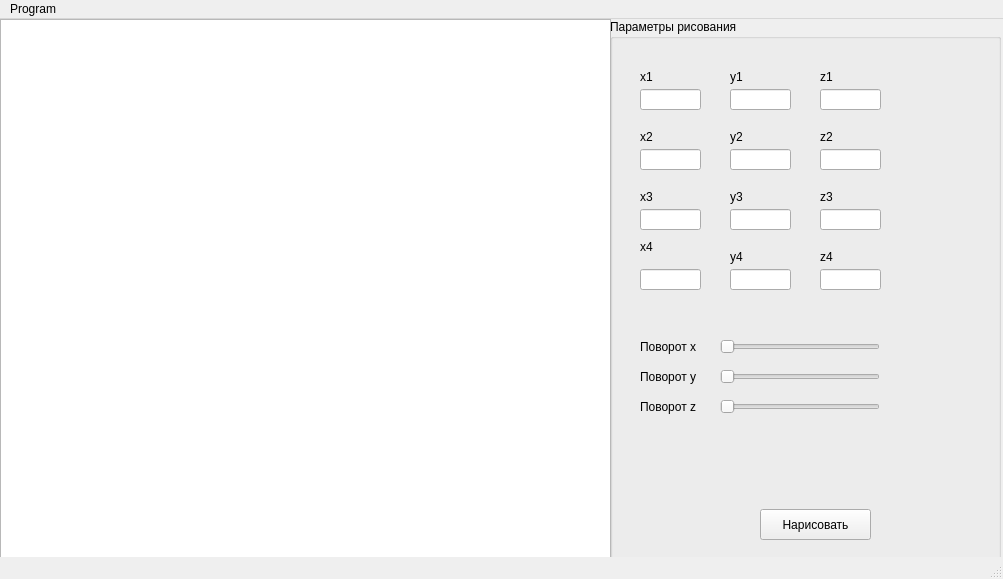
Old version of the form Sem4_3D_Simple/Sem4_3D_Simple/mainwindow.ui in the repository curedjuju/4th_computer_graphics.
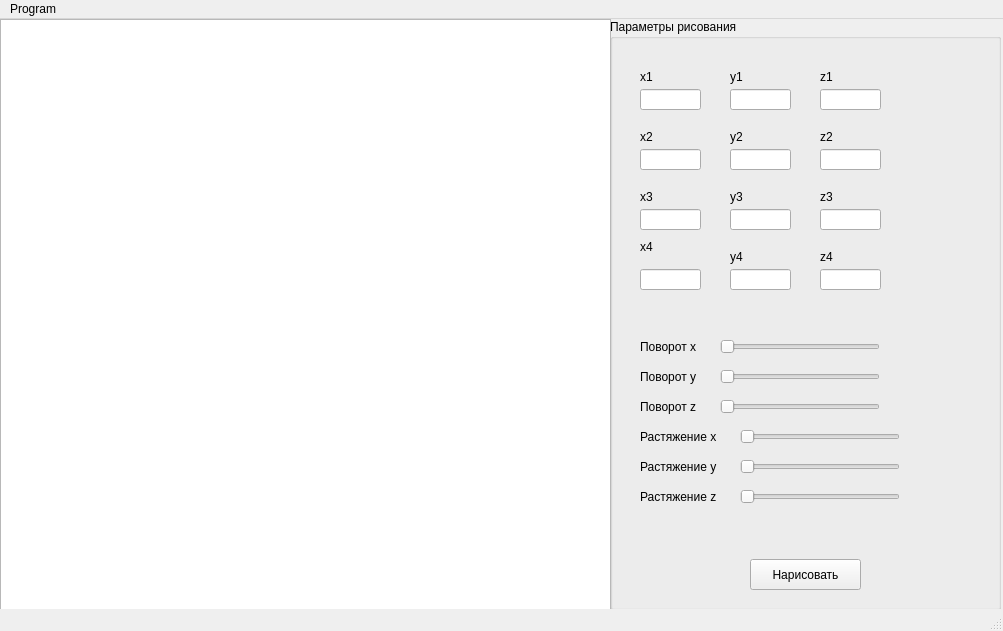
New version of the form.

```diff
--- a/Sem4_3D_Simple/Sem4_3D_Simple/mainwindow.ui
+++ b/Sem4_3D_Simple/Sem4_3D_Simple/mainwindow.ui
@@ -7,7 +7,7 @@
     <x>0</x>
     <y>0</y>
     <width>1003</width>
-    <height>579</height>
+    <height>631</height>
    </rect>
   </property>
   <property name="windowTitle">
@@ -20,7 +20,7 @@
       <x>0</x>
       <y>0</y>
       <width>611</width>
-      <height>561</height>
+      <height>591</height>
      </rect>
     </property>
    </widget>
@@ -30,7 +30,7 @@
       <x>610</x>
       <y>0</y>
       <width>391</width>
-      <height>551</height>
+      <height>591</height>
      </rect>
     </property>
     <property name="title">
@@ -39,8 +39,8 @@
     <widget class="QPushButton" name="paintBtn">
      <property name="geometry">
       <rect>
-       <x>150</x>
-       <y>490</y>
+       <x>140</x>
+       <y>540</y>
        <width>111</width>
        <height>31</height>
       </rect>
@@ -406,6 +406,102 @@
       <enum>Qt::Horizontal</enum>
      </property>
     </widget>
+    <widget class="QLabel" name="label_16">
+     <property name="geometry">
+      <rect>
+       <x>30</x>
+       <y>410</y>
+       <width>91</width>
+       <height>16</height>
+      </rect>
+     </property>
+     <property name="text">
+      <string>Растяжение x</string>
+     </property>
+    </widget>
+    <widget class="QSlider" name="scaleX">
+     <property name="geometry">
+      <rect>
+       <x>130</x>
+       <y>410</y>
+       <width>160</width>
+       <height>16</height>
+      </rect>
+     </property>
+     <property name="minimum">
+      <number>1</number>
+     </property>
+     <property name="maximum">
+      <number>100</number>
+     </property>
+     <property name="orientation">
+      <enum>Qt::Horizontal</enum>
+     </property>
+    </widget>
+    <widget class="QLabel" name="label_17">
+     <property name="geometry">
+      <rect>
+       <x>30</x>
+       <y>440</y>
+       <width>91</width>
+       <height>16</height>
+      </rect>
+     </property>
+     <property name="text">
+      <string>Растяжение y</string>
+     </property>
+    </widget>
+    <widget class="QSlider" name="scaleY">
+     <property name="geometry">
+      <rect>
+       <x>130</x>
+       <y>440</y>
+       <width>160</width>
+       <height>16</height>
+      </rect>
+     </property>
+     <property name="minimum">
+      <number>1</number>
+     </property>
+     <property name="maximum">
+      <number>100</number>
+     </property>
+     <property name="orientation">
+      <enum>Qt::Horizontal</enum>
+     </property>
+    </widget>
+    <widget class="QLabel" name="label_18">
+     <property name="geometry">
+      <rect>
+       <x>30</x>
+       <y>470</y>
+       <width>91</width>
+       <height>16</height>
+      </rect>
+     </property>
+     <property name="text">
+      <string>Растяжение z</string>
+     </property>
+    </widget>
+    <widget class="QSlider" name="scaleZ">
+     <property name="geometry">
+      <rect>
+       <x>130</x>
+       <y>470</y>
+       <width>160</width>
+       <height>16</height>
+      </rect>
+     </property>
+     <property name="minimum">
+      <number>1</number>
+     </property>
+     <property name="maximum">
+      <number>100</number>
+     </property>
+     <property name="orientation">
+      <enum>Qt::Horizontal</enum>
+     </property>
+    </widget>
    </widget>
   </widget>
   <widget class="QMenuBar" name="menuBar">
```
